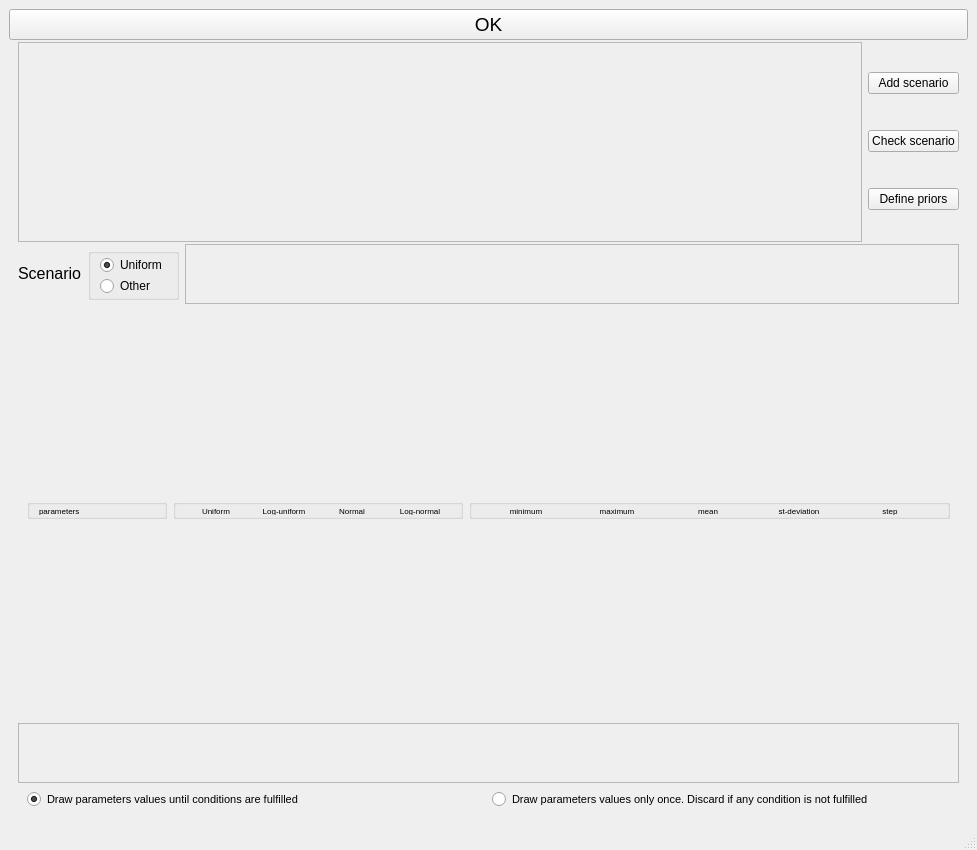
Old version of the form python_interface/uis/setHistoricalModel.ui in the repository cbgp/diyabc.
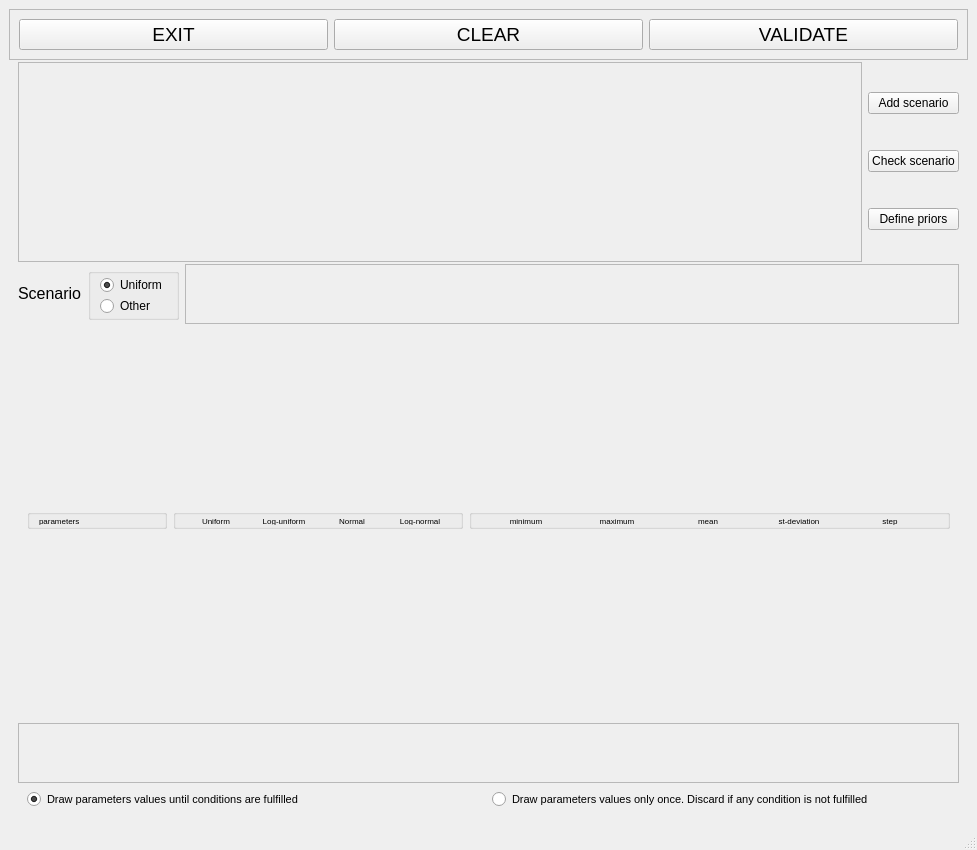
New version of the form.

```diff
--- a/python_interface/uis/setHistoricalModel.ui
+++ b/python_interface/uis/setHistoricalModel.ui
@@ -22,6 +22,45 @@
      <number>2</number>
     </property>
     <item>
+     <widget class="QFrame" name="frame_6">
+      <property name="frameShape">
+       <enum>QFrame::StyledPanel</enum>
+      </property>
+      <property name="frameShadow">
+       <enum>QFrame::Raised</enum>
+      </property>
+      <layout class="QHBoxLayout" name="horizontalLayout_9">
+       <item>
+        <widget class="QPushButton" name="exitButton">
+         <property name="font">
+          <font>
+           <pointsize>14</pointsize>
+          </font>
+         </property>
+         <property name="toolTip">
+          <string>Leave this screen without loosing any change</string>
+         </property>
+         <property name="text">
+          <string>EXIT</string>
+         </property>
+        </widget>
+       </item>
+       <item>
+        <widget class="QPushButton" name="clearButton">
+         <property name="font">
+          <font>
+           <pointsize>14</pointsize>
+          </font>
+         </property>
+         <property name="toolTip">
+          <string>Clear all data related to this historical model</string>
+         </property>
+         <property name="text">
+          <string>CLEAR</string>
+         </property>
+        </widget>
+       </item>
+       <item>
      <widget class="QPushButton" name="okButton">
       <property name="font">
        <font>
@@ -32,13 +71,16 @@
        <string>(Alt+o)</string>
       </property>
       <property name="text">
-       <string>OK</string>
+          <string>VALIDATE</string>
       </property>
       <property name="shortcut">
        <string>Alt+O</string>
       </property>
      </widget>
     </item>
+      </layout>
+     </widget>
+    </item>
     <item>
      <widget class="QFrame" name="frame_4">
       <property name="frameShape">
@@ -311,7 +353,7 @@
          <x>0</x>
          <y>0</y>
          <width>959</width>
-         <height>369</height>
+         <height>349</height>
         </rect>
        </property>
        <layout class="QVBoxLayout" name="verticalLayout_6">
```
Left out of the diff: 2 changed lines with no effect on the pictures. Lines whose indentation alone changed are shown as unchanged.
